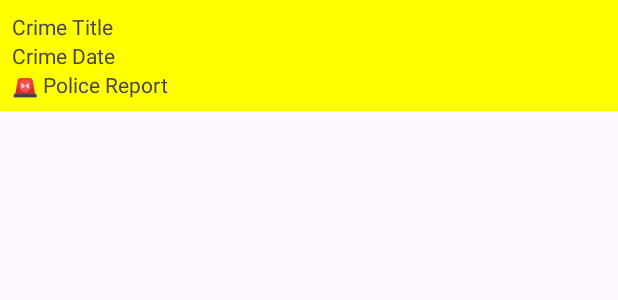
After one commit to darkchoco/android, an Android app: the layout list_item_crime_police.xml on its own in the app's theme, with its tools: preview values and no code run, on a phone screen of 412 x 824 dp. The commit adds this screen. Shown: the top 300 px of the screen. Run offline under Robolectric (Android 15) with nearby library versions, the phone set to English and light mode, and no system bars.

Commit message:
[CriminalIntent] Ch10 Challenge completed.
BNRG 5th, Ch10.

```diff
--- a/CriminalIntent/app/src/main/java/kr/cloudscape/android/criminalintent/Crime.kt
+++ b/CriminalIntent/app/src/main/java/kr/cloudscape/android/criminalintent/Crime.kt
@@ -7,5 +7,6 @@ data class Crime(
     val id: UUID,
     val title: String,
     val date: Date,
-    val isSolved: Boolean
+    val isSolved: Boolean,
+    val requiresPolice: Boolean
 )
--- a/CriminalIntent/app/src/main/java/kr/cloudscape/android/criminalintent/CrimeDetailFragment.kt
+++ b/CriminalIntent/app/src/main/java/kr/cloudscape/android/criminalintent/CrimeDetailFragment.kt
@@ -30,7 +30,8 @@ class CrimeDetailFragment : Fragment() {
             id = UUID.randomUUID(),
             title = "",
             date = Date(),
-            isSolved = false
+            isSolved = false,
+            requiresPolice = false
         )
     }
 
--- a/CriminalIntent/app/src/main/java/kr/cloudscape/android/criminalintent/CrimeListViewModel.kt
+++ b/CriminalIntent/app/src/main/java/kr/cloudscape/android/criminalintent/CrimeListViewModel.kt
@@ -14,7 +14,8 @@ class CrimeListViewModel : ViewModel() {
                 id = UUID.randomUUID(),
                 title = "Crime #$i",
                 date = Date(),
-                isSolved = i % 2 == 0
+                isSolved = i % 2 == 0,
+                requiresPolice = i % 3 == 0
             )
 
             crimes += crime
--- /dev/null
+++ b/CriminalIntent/app/src/main/res/layout/list_item_crime_police.xml
@@ -0,0 +1,26 @@
+<?xml version="1.0" encoding="utf-8"?>
+<LinearLayout xmlns:android="http://schemas.android.com/apk/res/android"
+    android:orientation="vertical"
+    android:layout_width="match_parent"
+    android:layout_height="wrap_content"
+    android:background="#FFFF00"
+    android:padding="8dp">
+
+    <TextView
+        android:id="@+id/crime_title"
+        android:layout_width="match_parent"
+        android:layout_height="wrap_content"
+        android:text="Crime Title" />
+
+    <TextView
+        android:id="@+id/crime_date"
+        android:layout_width="match_parent"
+        android:layout_height="wrap_content"
+        android:text="Crime Date" />
+
+    <TextView
+        android:id="@+id/police_report"
+        android:layout_width="match_parent"
+        android:layout_height="wrap_content"
+        android:text="🚨 Police Report" />
+</LinearLayout>
```
Also changed, not shown: CriminalIntent/app/src/main/java/kr/cloudscape/android/criminalintent/CrimeListAdapter.kt (+22 -8 lines), CriminalIntent/app/src/main/java/kr/cloudscape/android/criminalintent/CrimePoliceHolder.kt (added, +18 -0 lines).
